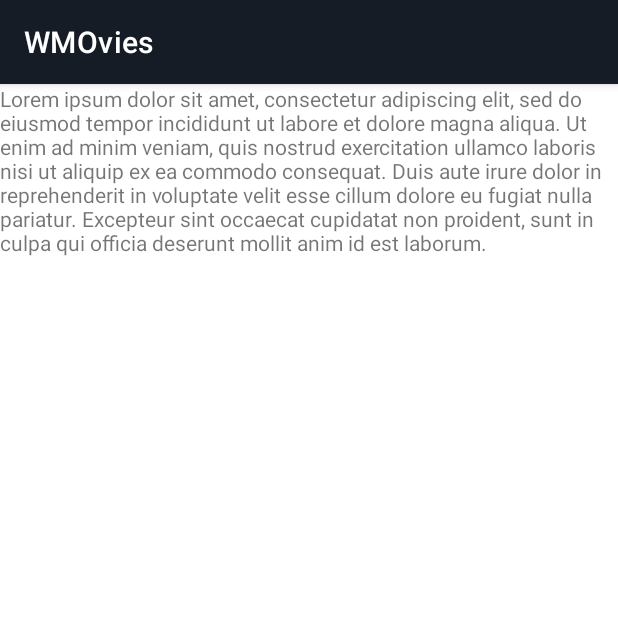
After one commit to tawafmesar/Wmovies, an Android app: the about screen opened directly, with no data from a screen before it, on a phone screen of 412 x 824 dp, the top half of it. The commit adds this screen. Run offline under Robolectric (Android 15) with nearby library versions, the phone set to English and light mode, and no system bars.

Commit message:
complite app bar

```diff
--- /dev/null
+++ b/app/src/main/java/com/example/wmovies/ui/about.java
@@ -0,0 +1,16 @@
+package com.example.wmovies.ui;
+
+import androidx.appcompat.app.AppCompatActivity;
+
+import android.os.Bundle;
+
+import com.example.wmovies.R;
+
+public class about extends AppCompatActivity {
+
+    @Override
+    protected void onCreate(Bundle savedInstanceState) {
+        super.onCreate(savedInstanceState);
+        setContentView(R.layout.activity_about);
+    }
+}
--- /dev/null
+++ b/app/src/main/res/drawable/ic_baseline_home_24.xml
@@ -0,0 +1,5 @@
+<vector android:height="24dp" android:tint="#3C3F41"
+    android:viewportHeight="24" android:viewportWidth="24"
+    android:width="24dp" xmlns:android="http://schemas.android.com/apk/res/android">
+    <path android:fillColor="@android:color/white" android:pathData="M10,20v-6h4v6h5v-8h3L12,3 2,12h3v8z"/>
+</vector>
--- /dev/null
+++ b/app/src/main/res/layout/activity_about.xml
@@ -0,0 +1,17 @@
+<?xml version="1.0" encoding="utf-8"?>
+<androidx.constraintlayout.widget.ConstraintLayout xmlns:android="http://schemas.android.com/apk/res/android"
+    xmlns:app="http://schemas.android.com/apk/res-auto"
+    xmlns:tools="http://schemas.android.com/tools"
+    android:layout_width="match_parent"
+    android:layout_height="match_parent"
+    tools:context=".ui.about">
+
+
+    <TextView
+        android:layout_width="match_parent"
+        android:layout_height="match_parent"
+        android:text="@string/simple_text"
+        >
+
+    </TextView>
+</androidx.constraintlayout.widget.ConstraintLayout>
```
Also changed, not shown: app/src/main/AndroidManifest.xml (+18 -4 lines), app/src/main/java/com/example/wmovies/ui/MainActivity.java (+53 -1 lines), app/src/main/java/com/example/wmovies/ui/contact.java (added, +17 -0 lines), app/src/main/res/layout/activity_contact.xml (added, +9 -0 lines), app/src/main/res/layout/activity_main.xml (+14 -0 lines), app/src/main/res/layout/custom_image.xml (added, +16 -0 lines), app/src/main/res/menu/menu.xml (added, +24 -0 lines), app/src/main/res/drawable-v24/logo2.png (added).
